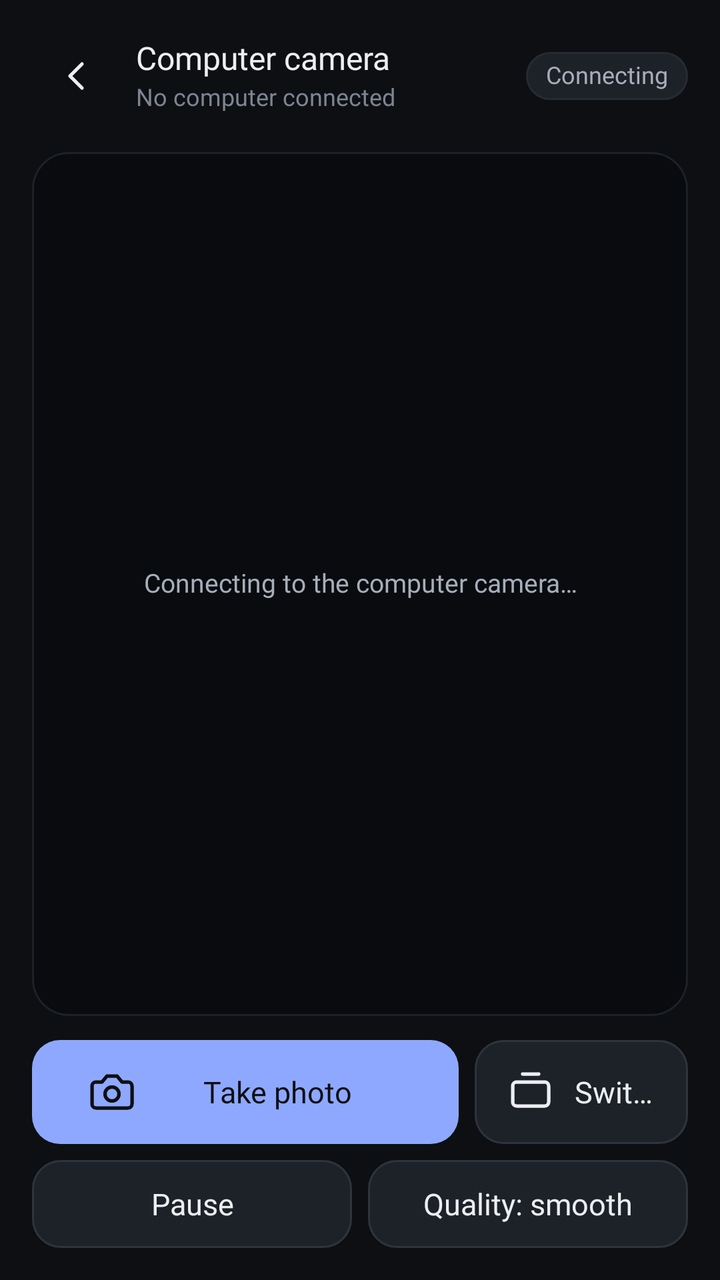
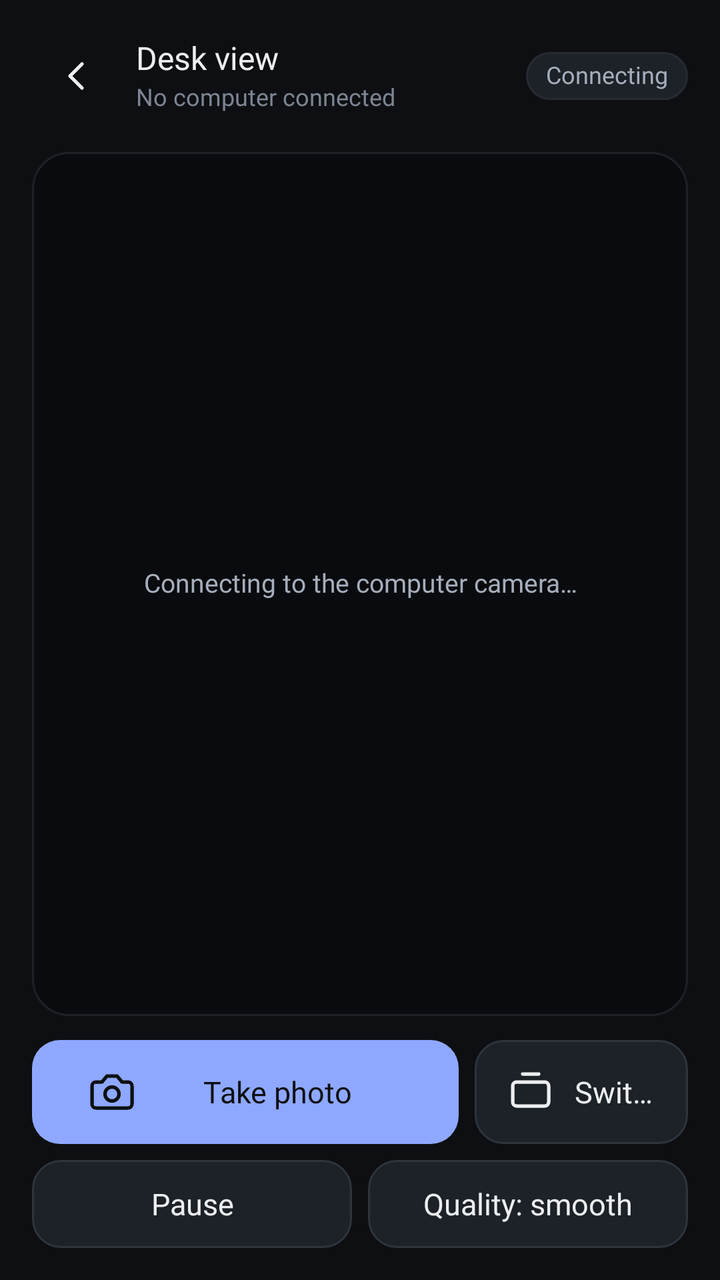

Compare the two renders of this Android layout. The source of the first and the diff that turns it into the second are given below.
<!-- AndroidManifest.xml: application theme AppTheme -->
<!-- res/layout/activity_camera.xml -->
<?xml version="1.0" encoding="utf-8"?>
<LinearLayout xmlns:android="http://schemas.android.com/apk/res/android"
    android:layout_width="match_parent"
    android:layout_height="match_parent"
    android:background="@color/o_ground"
    android:orientation="vertical"
    android:paddingStart="16dp"
    android:paddingTop="12dp"
    android:paddingEnd="16dp"
    android:paddingBottom="16dp">

    
    <LinearLayout
        android:layout_width="match_parent"
        android:layout_height="52dp"
        android:gravity="center_vertical"
        android:baselineAligned="false"
        android:orientation="horizontal">

        <Button
            android:id="@+id/btn_camera_back"
            style="@style/Btn.Icon"
            android:contentDescription="Back"
            android:drawableTop="@drawable/ic_o_chevron_left"
            android:drawableTint="@color/o_text"
            android:paddingTop="10dp"
            android:text="" />

        <LinearLayout
            android:layout_width="0dp"
            android:layout_height="wrap_content"
            android:layout_weight="1"
            android:layout_marginStart="8dp"
            android:orientation="vertical">

            <TextView
                style="@style/Text.Heading"
                android:layout_width="wrap_content"
                android:layout_height="wrap_content"
                android:text="Computer camera" />

            <TextView
                android:id="@+id/tv_camera_target"
                style="@style/Text.Caption"
                android:layout_width="match_parent"
                android:layout_height="wrap_content"
                android:layout_marginTop="3dp"
                android:ellipsize="end"
                android:singleLine="true"
                android:text="No computer connected" />
        </LinearLayout>

        <TextView
            android:id="@+id/tv_camera_status"
            style="@style/Text.Badge"
            android:layout_width="wrap_content"
            android:layout_height="wrap_content"
            android:layout_marginStart="8dp"
            android:fontFamily="@font/geist_medium"
            android:text="Connecting"
            android:textColor="@color/o_text_2" />
    </LinearLayout>

    
    <FrameLayout
        android:layout_width="match_parent"
        android:layout_height="0dp"
        android:layout_weight="1"
        android:layout_marginTop="12dp"
        android:background="@drawable/term_screen_bg"
        android:clipChildren="true"
        android:padding="1dp">

        <ImageView
            android:id="@+id/iv_camera_feed"
            android:layout_width="match_parent"
            android:layout_height="match_parent"
            android:adjustViewBounds="true"
            android:contentDescription="Camera feed"
            android:scaleType="fitCenter" />

        <ProgressBar
            android:id="@+id/pb_camera_loading"
            android:layout_width="40dp"
            android:layout_height="40dp"
            android:layout_gravity="center"
            android:indeterminate="true"
            android:indeterminateTint="@color/o_accent" />

        <TextView
            android:id="@+id/tv_camera_error"
            style="@style/Text.Secondary"
            android:layout_width="wrap_content"
            android:layout_height="wrap_content"
            android:layout_gravity="center"
            android:gravity="center"
            android:lineSpacingExtra="3dp"
            android:padding="24dp"
            android:text="Connecting to the computer camera…" />
    </FrameLayout>

    
    <LinearLayout
        android:layout_width="match_parent"
        android:layout_height="52dp"
        android:layout_marginTop="12dp"
        android:baselineAligned="false"
        android:orientation="horizontal">

        <Button
            android:id="@+id/btn_camera_snapshot"
            style="@style/Btn.Primary"
            android:layout_width="0dp"
            android:layout_height="match_parent"
            android:layout_weight="2"
            android:drawableStart="@drawable/ic_o_camera"
            android:paddingStart="28dp"
            android:paddingEnd="28dp"
            android:text="Take photo" />

        <Button
            android:id="@+id/btn_camera_switch"
            style="@style/Btn.Secondary"
            android:layout_width="0dp"
            android:layout_height="match_parent"
            android:layout_weight="1"
            android:layout_marginStart="8dp"
            android:drawableStart="@drawable/ic_o_rotate"
            android:paddingStart="16dp"
            android:paddingEnd="16dp"
            android:text="Switch" />
    </LinearLayout>

    <LinearLayout
        android:layout_width="match_parent"
        android:layout_height="44dp"
        android:layout_marginTop="8dp"
        android:baselineAligned="false"
        android:orientation="horizontal">

        <Button
            android:id="@+id/btn_camera_play_pause"
            style="@style/Btn.Secondary"
            android:layout_width="0dp"
            android:layout_height="match_parent"
            android:layout_weight="1"
            android:paddingStart="8dp"
            android:paddingEnd="8dp"
            android:text="Pause"
            android:textSize="14sp" />

        <Button
            android:id="@+id/btn_camera_quality"
            style="@style/Btn.Secondary"
            android:layout_width="0dp"
            android:layout_height="match_parent"
            android:layout_weight="1"
            android:layout_marginStart="8dp"
            android:paddingStart="8dp"
            android:paddingEnd="8dp"
            android:text="Quality: smooth"
            android:textSize="14sp" />
    </LinearLayout>

</LinearLayout>
<!-- resources referenced by this layout -->
<resources>
  <color name="o_accent">#8EA8FF</color>
  <color name="o_ground">#0D0F12</color>
  <color name="o_text">#ECEEF1</color>
  <color name="o_text_2">#A6AEBB</color>
  <!-- drawable ic_o_chevron_left (drawable) -->
  <?xml version="1.0" encoding="utf-8"?>
  <vector xmlns:android="http://schemas.android.com/apk/res/android"
      android:width="24dp" android:height="24dp" android:viewportWidth="24" android:viewportHeight="24">
      <path android:pathData="M15,18l-6-6 6-6" android:fillColor="#00000000" android:strokeColor="#FFFFFFFF" android:strokeWidth="1.75" android:strokeLineCap="round" android:strokeLineJoin="round"/>
  </vector>
  <!-- drawable term_screen_bg (drawable) -->
  <?xml version="1.0" encoding="utf-8"?>
  <shape xmlns:android="http://schemas.android.com/apk/res/android" android:shape="rectangle"><solid android:color="@color/o_screen"/><stroke android:width="1dp" android:color="@color/o_raised"/><corners android:radius="18dp"/></shape>
  <style name="Text.Caption">
          <item name="android:textSize">12sp</item>
          <item name="android:textColor">@color/o_text_3</item>
      </style>
  <style name="Text.Heading">
          <item name="android:fontFamily">@font/geist_semibold</item>
          <item name="android:textSize">16sp</item>
      </style>
  <style name="Text.Secondary">
          <item name="android:textSize">13sp</item>
          <item name="android:textColor">@color/o_text_2</item>
      </style>
  <color name="o_screen">#090B0E</color>
  <color name="o_raised">#1D2128</color>
  <!-- drawable bg_circle_ghost (drawable) -->
  <?xml version="1.0" encoding="utf-8"?>
  <ripple xmlns:android="http://schemas.android.com/apk/res/android" android:color="@color/o_ripple"><item><shape android:shape="oval"><solid android:color="#00000000"/></shape></item><item android:id="@android:id/mask"><shape android:shape="oval"><solid android:color="#FFFFFFFF"/></shape></item></ripple>
  <dimen name="touch_target">44dp</dimen>
  <color name="o_on_accent">#0D0F12</color>
  <!-- drawable bg_pill (drawable) -->
  <?xml version="1.0" encoding="utf-8"?>
  <shape xmlns:android="http://schemas.android.com/apk/res/android" android:shape="rectangle"><solid android:color="@color/o_raised"/><stroke android:width="1dp" android:color="@color/o_hairline"/><corners android:radius="999dp"/></shape>
  <color name="o_text_3">#7D8593</color>
  <color name="o_ripple">#1FFFFFFF</color>
  <color name="o_accent_tint">#1F2740</color>
  <color name="o_ripple_dark">#260D0F12</color>
  <color name="o_stroke">#2E343E</color>
  <color name="o_hairline">#262B33</color>
  <!-- drawable bg_dialog (drawable) -->
  <?xml version="1.0" encoding="utf-8"?>
  <shape xmlns:android="http://schemas.android.com/apk/res/android" android:shape="rectangle"><solid android:color="@color/o_surface"/><stroke android:width="1dp" android:color="@color/o_hairline"/><corners android:radius="24dp"/></shape>
  <color name="o_surface">#15181D</color>
  <style name="DialogButton" parent="@android:style/Widget.DeviceDefault.Button.Borderless">
          <item name="android:textColor">@color/o_accent</item>
          <item name="android:textAllCaps">false</item>
          <item name="android:fontFamily">@font/geist_medium</item>
          <item name="android:textSize">15sp</item>
      </style>
  <style name="DialogTitle" parent="@android:style/TextAppearance.DeviceDefault.DialogWindowTitle">
          <item name="android:fontFamily">@font/geist_semibold</item>
          <item name="android:textSize">18sp</item>
          <item name="android:textColor">@color/o_text</item>
      </style>
  <!-- unchanged entries left out for length: 10 -->
</resources>

<!-- the commit's change to res/layout/activity_camera.xml (unified diff, before → after) -->
@@ -37,7 +37,7 @@
                 style="@style/Text.Heading"
                 android:layout_width="wrap_content"
                 android:layout_height="wrap_content"
-                android:text="Computer camera" />
+                android:text="Desk view" />
 
             <TextView
                 android:id="@+id/tv_camera_target"
